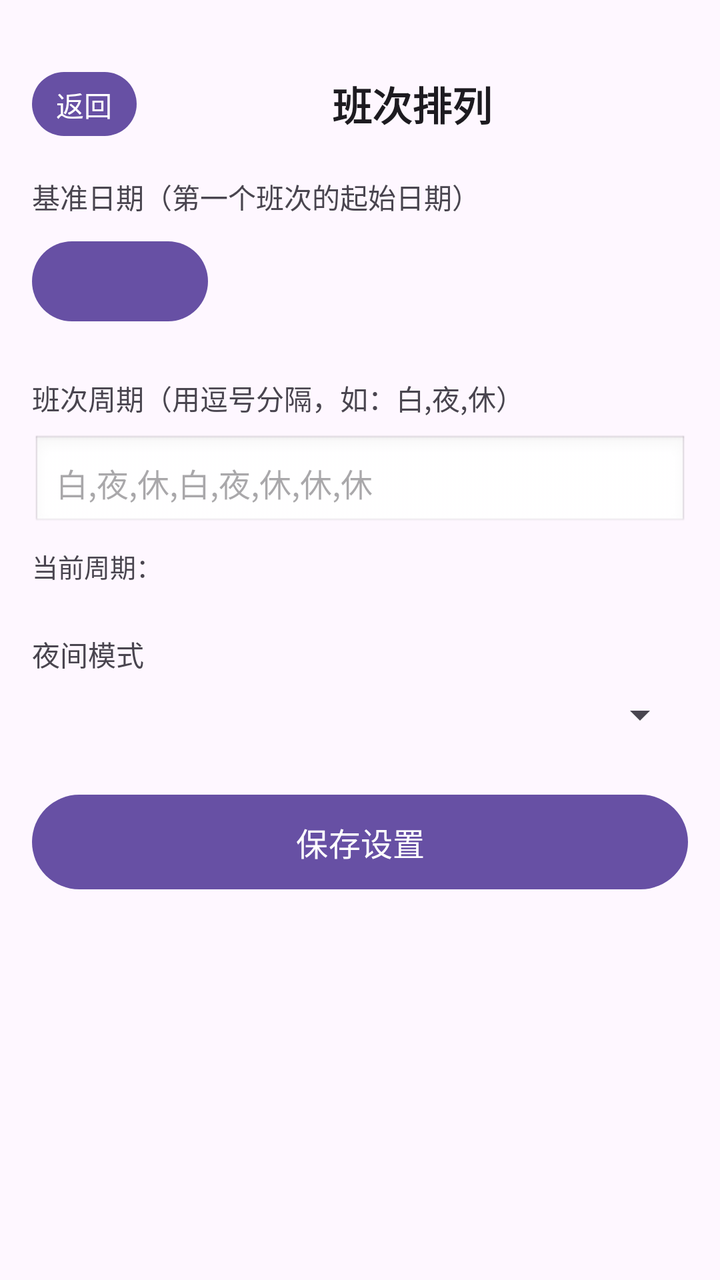
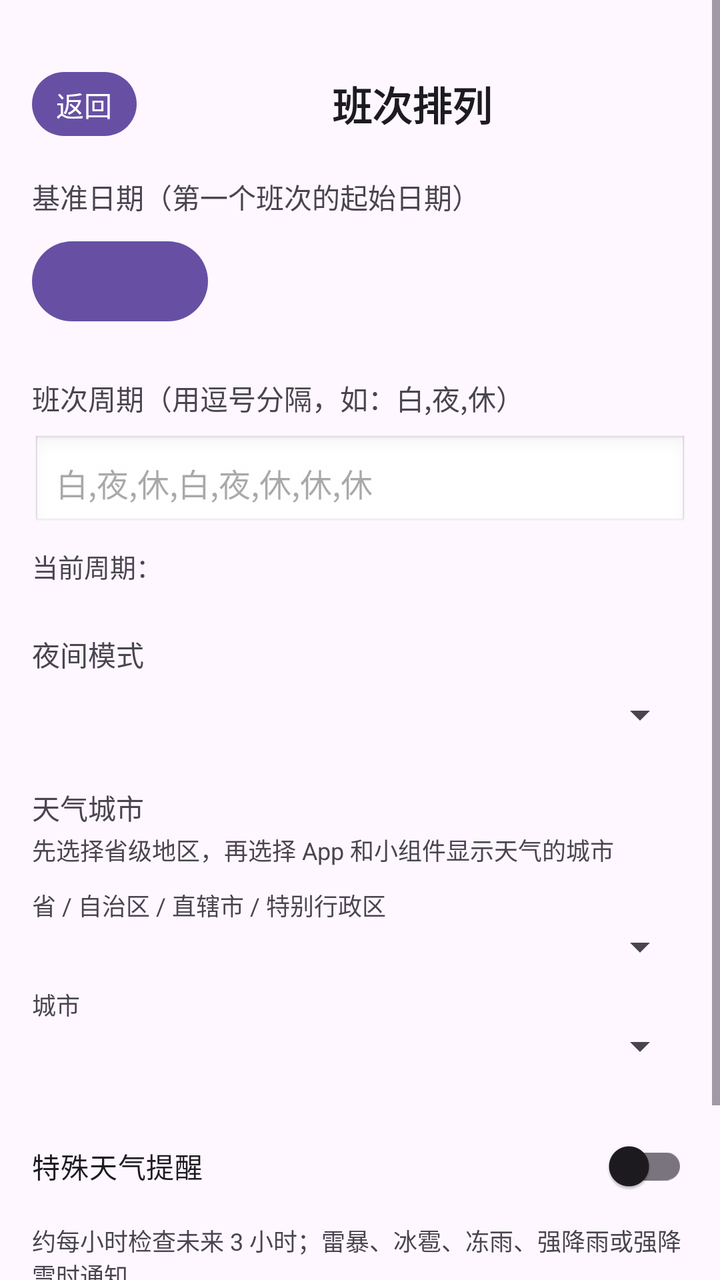

Screens rendered from an Android XML layout before and after an edit, with the pre-edit source and the edit as a unified diff.
<!-- AndroidManifest.xml: application theme Theme.MyAppDemo -->
<!-- res/layout/activity_settings.xml -->
<?xml version="1.0" encoding="utf-8"?>
<LinearLayout xmlns:android="http://schemas.android.com/apk/res/android"
    android:layout_width="match_parent"
    android:layout_height="match_parent"
    android:orientation="vertical"
    android:padding="16dp"
    android:background="?android:attr/colorBackground">

    
    <LinearLayout
        android:layout_width="match_parent"
        android:layout_height="wrap_content"
        android:orientation="horizontal"
        android:gravity="center_vertical"
        android:layout_marginTop="16dp"
        android:layout_marginBottom="16dp">

        <Button
            android:id="@+id/btnBack"
            android:layout_width="wrap_content"
            android:layout_height="40dp"
            android:minWidth="0dp"
            android:minHeight="0dp"
            android:paddingHorizontal="12dp"
            android:text="@string/back"
            android:textSize="14sp" />

        <TextView
            android:layout_width="0dp"
            android:layout_height="wrap_content"
            android:layout_weight="1"
            android:text="@string/shift_scheduling"
            android:textSize="20sp"
            android:textStyle="bold"
            android:textColor="?android:attr/textColorPrimary"
            android:gravity="center" />

    </LinearLayout>

    
    <LinearLayout
        android:layout_width="match_parent"
        android:layout_height="wrap_content"
        android:orientation="vertical"
        android:layout_marginBottom="24dp">

        <TextView
            android:layout_width="match_parent"
            android:layout_height="wrap_content"
            android:text="@string/setting_base_date_label"
            android:textSize="14sp"
            android:textColor="?android:attr/textColorSecondary"
            android:layout_marginBottom="8dp" />

        <Button
            android:id="@+id/btnBaseDate"
            android:layout_width="wrap_content"
            android:layout_height="wrap_content"
            android:textSize="16sp" />
    </LinearLayout>

    
    <LinearLayout
        android:layout_width="match_parent"
        android:layout_height="wrap_content"
        android:orientation="vertical"
        android:layout_marginBottom="24dp">

        <TextView
            android:layout_width="match_parent"
            android:layout_height="wrap_content"
            android:text="@string/setting_cycle_label"
            android:textSize="14sp"
            android:textColor="?android:attr/textColorSecondary"
            android:layout_marginBottom="8dp" />

        <EditText
            android:id="@+id/editShiftCycle"
            android:layout_width="match_parent"
            android:layout_height="wrap_content"
            android:hint="@string/setting_cycle_hint"
            android:inputType="text"
            android:textSize="16sp"
            android:padding="12dp"
            android:background="@android:drawable/edit_text"
            android:layout_marginBottom="8dp" />

        <TextView
            android:id="@+id/tvCyclePreview"
            android:layout_width="match_parent"
            android:layout_height="wrap_content"
            android:text="@string/setting_cycle_preview_prefix"
            android:textSize="13sp"
            android:textColor="?android:attr/textColorSecondary" />
    </LinearLayout>

    
    <LinearLayout
        android:layout_width="match_parent"
        android:layout_height="wrap_content"
        android:orientation="vertical"
        android:layout_marginBottom="24dp">

        <TextView
            android:layout_width="match_parent"
            android:layout_height="wrap_content"
            android:text="@string/setting_night_mode_label"
            android:textSize="14sp"
            android:textColor="?android:attr/textColorSecondary"
            android:layout_marginBottom="8dp" />

        <Spinner
            android:id="@+id/spinnerNightMode"
            android:layout_width="match_parent"
            android:layout_height="wrap_content" />
    </LinearLayout>

    
    <Button
        android:id="@+id/btnSave"
        android:layout_width="match_parent"
        android:layout_height="wrap_content"
        android:text="@string/save"
        android:textSize="16sp"
        android:paddingTop="12dp"
        android:paddingBottom="12dp" />

</LinearLayout>
<!-- resources referenced by this layout -->
<resources>
  <string name="back">返回</string>
  <string name="save">保存设置</string>
  <string name="setting_base_date_label">基准日期（第一个班次的起始日期）</string>
  <string name="setting_cycle_hint">白,夜,休,白,夜,休,休,休</string>
  <string name="setting_cycle_label">班次周期（用逗号分隔，如：白,夜,休）</string>
  <string name="setting_cycle_preview_prefix">当前周期：</string>
  <string name="setting_night_mode_label">夜间模式</string>
  <string name="shift_scheduling">班次排列</string>
  <style name="Theme.MyAppDemo" parent="Base.Theme.MyAppDemo" />
  <style name="Base.Theme.MyAppDemo" parent="Theme.Material3.DayNight.NoActionBar">
          
          
      </style>
</resources>

<!-- the commit's change to res/layout/activity_settings.xml (unified diff, before → after) -->
@@ -1,10 +1,15 @@
 <?xml version="1.0" encoding="utf-8"?>
-<LinearLayout xmlns:android="http://schemas.android.com/apk/res/android"
+<ScrollView xmlns:android="http://schemas.android.com/apk/res/android"
     android:layout_width="match_parent"
     android:layout_height="match_parent"
-    android:orientation="vertical"
-    android:padding="16dp"
-    android:background="?android:attr/colorBackground">
+    android:fillViewport="true">
+
+    <LinearLayout
+        android:layout_width="match_parent"
+        android:layout_height="wrap_content"
+        android:background="?android:attr/colorBackground"
+        android:orientation="vertical"
+        android:padding="16dp">
 
     
     <LinearLayout
@@ -116,6 +121,73 @@
     </LinearLayout>
 
     
+    <LinearLayout
+        android:layout_width="match_parent"
+        android:layout_height="wrap_content"
+        android:layout_marginBottom="24dp"
+        android:orientation="vertical">
+
+        <TextView
+            android:layout_width="match_parent"
+            android:layout_height="wrap_content"
+            android:text="@string/weather_city_label"
+            android:textColor="?android:attr/textColorSecondary"
+            android:textSize="14sp" />
+
+        <TextView
+            android:layout_width="match_parent"
+            android:layout_height="wrap_content"
+            android:layout_marginTop="2dp"
+            android:text="@string/weather_city_summary"
+            android:textColor="?android:attr/textColorSecondary"
+            android:textSize="12sp" />
+
+        <TextView
+            android:layout_width="match_parent"
+            android:layout_height="wrap_content"
+            android:layout_marginTop="10dp"
+            android:text="@string/weather_province_label"
+            android:textColor="?android:attr/textColorSecondary"
+            android:textSize="12sp" />
+
+        <Spinner
+            android:id="@+id/spinnerWeatherProvince"
+            android:layout_width="match_parent"
+            android:layout_height="wrap_content" />
+
+        <TextView
+            android:layout_width="match_parent"
+            android:layout_height="wrap_content"
+            android:layout_marginTop="8dp"
+            android:text="@string/weather_city_picker_label"
+            android:textColor="?android:attr/textColorSecondary"
+            android:textSize="12sp" />
+
+        <Spinner
+            android:id="@+id/spinnerWeatherCity"
+            android:layout_width="match_parent"
+            android:layout_height="wrap_content" />
+    </LinearLayout>
+
+    
+    <com.google.android.material.switchmaterial.SwitchMaterial
+        android:id="@+id/switchWeatherAlerts"
+        android:layout_width="match_parent"
+        android:layout_height="wrap_content"
+        android:layout_marginBottom="24dp"
+        android:text="@string/weather_alerts_label"
+        android:textColor="?android:attr/textColorPrimary" />
+
+    <TextView
+        android:layout_width="match_parent"
+        android:layout_height="wrap_content"
+        android:layout_marginTop="-20dp"
+        android:layout_marginBottom="24dp"
+        android:text="@string/weather_alerts_summary"
+        android:textColor="?android:attr/textColorSecondary"
+        android:textSize="12sp" />
+
+    
     <Button
         android:id="@+id/btnSave"
         android:layout_width="match_parent"
@@ -125,4 +197,5 @@
         android:paddingTop="12dp"
         android:paddingBottom="12dp" />
 
-</LinearLayout>
+    </LinearLayout>
+</ScrollView>
<!-- resource entries referenced after the edit -->
@@ -8,6 +8,12 @@
   <string name="setting_cycle_preview_prefix">当前周期：</string>
   <string name="setting_night_mode_label">夜间模式</string>
   <string name="shift_scheduling">班次排列</string>
+  <string name="weather_alerts_label">特殊天气提醒</string>
+  <string name="weather_alerts_summary">约每小时检查未来 3 小时；雷暴、冰雹、冻雨、强降雨或强降雪时通知</string>
+  <string name="weather_city_label">天气城市</string>
+  <string name="weather_city_picker_label">城市</string>
+  <string name="weather_city_summary">先选择省级地区，再选择 App 和小组件显示天气的城市</string>
+  <string name="weather_province_label">省 / 自治区 / 直辖市 / 特别行政区</string>
   <style name="Theme.MyAppDemo" parent="Base.Theme.MyAppDemo" />
   <style name="Base.Theme.MyAppDemo" parent="Theme.Material3.DayNight.NoActionBar">
           
